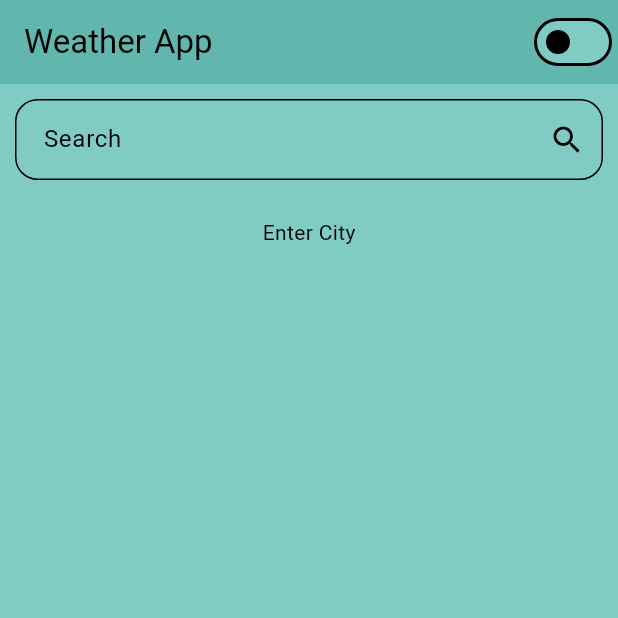
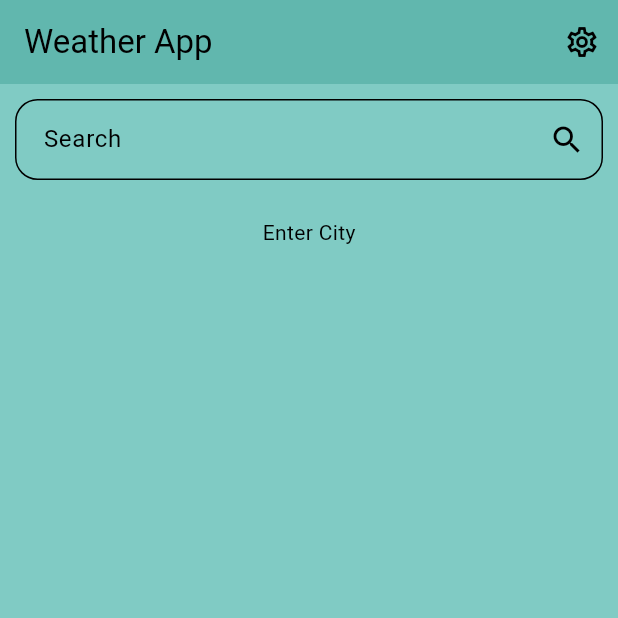
Before and after one commit to rishav16-9/Weather_Flutter, a Flutter app: the screen it shows after launch, on a phone screen of 412 x 824 dp, the top half of it. Run offline on Flutter 3.47's test engine with Material 3 defaults, Android fonts, the phone set to English and light mode, and no system bars.

Commit message:
Feature: Add Setting page

```diff
--- a/lib/constants/string_constants.dart
+++ b/lib/constants/string_constants.dart
@@ -14,3 +14,7 @@ const String feelsLike = "Feels Like";
 const String precip = "Precip";
 const String pleaseEnter = "Please Enter";
 const String placeSearch = "place to search";
+const String setting = "Setting";
+const String toggleTheme = "Toggle Theme";
+const String swichTheme = "Change to dark mode";
+const String swichThemeLight = "Change to light mode";
--- a/lib/screen/home.dart
+++ b/lib/screen/home.dart
@@ -1,7 +1,6 @@
 import 'package:flutter/material.dart';
-import 'package:provider/provider.dart';
-import 'package:weather/config/theme_provider.dart';
 import 'package:weather/screen/search_box.dart';
+import 'package:weather/widgets/common_swich_appbar.dart';
 
 class MyHomePage extends StatefulWidget {
   final String? title;
@@ -17,16 +16,7 @@ class _MyHomePageState extends State<MyHomePage> {
     return Scaffold(
         appBar: AppBar(
           title: Text(widget.title ?? ''),
-          actions: [
-            Switch(
-              value:
-                  Provider.of<ThemeProvider>(context, listen: true).isDarkMode,
-              onChanged: (value) {
-                Provider.of<ThemeProvider>(context, listen: false)
-                    .toggleTheme();
-              },
-            ),
-          ],
+          actions: const [SettingPage()],
         ),
         body: const Search());
   }
--- /dev/null
+++ b/lib/widgets/common_swich_appbar.dart
@@ -0,0 +1,21 @@
+import 'package:flutter/material.dart';
+import 'package:weather/screen/setting/change_theme.dart';
+
+class SettingPage extends StatefulWidget {
+  const SettingPage({super.key});
+
+  @override
+  State<SettingPage> createState() => _SettingPageState();
+}
+
+class _SettingPageState extends State<SettingPage> {
+  @override
+  Widget build(BuildContext context) {
+    return IconButton(
+        onPressed: () {
+          Navigator.push(context,
+              MaterialPageRoute(builder: (context) => const ToggleTheme()));
+        },
+        icon: const Icon(Icons.settings_outlined));
+  }
+}
```
Also changed, not shown: lib/screen/setting/change_theme.dart (added, +59 -0 lines).
